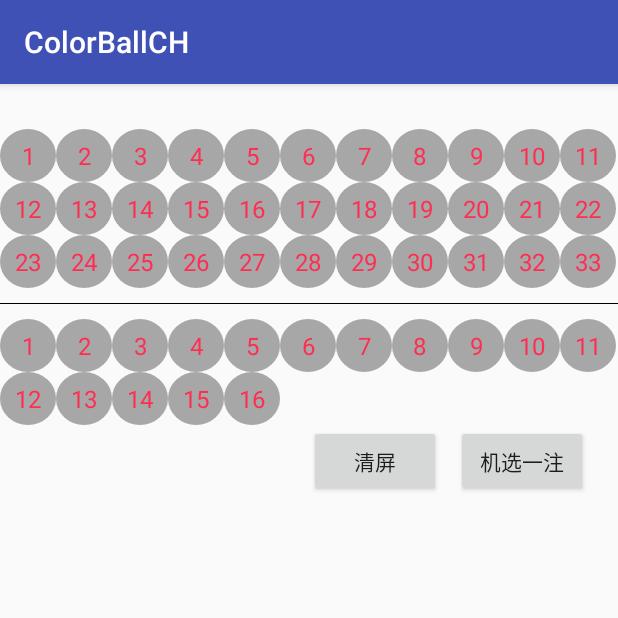
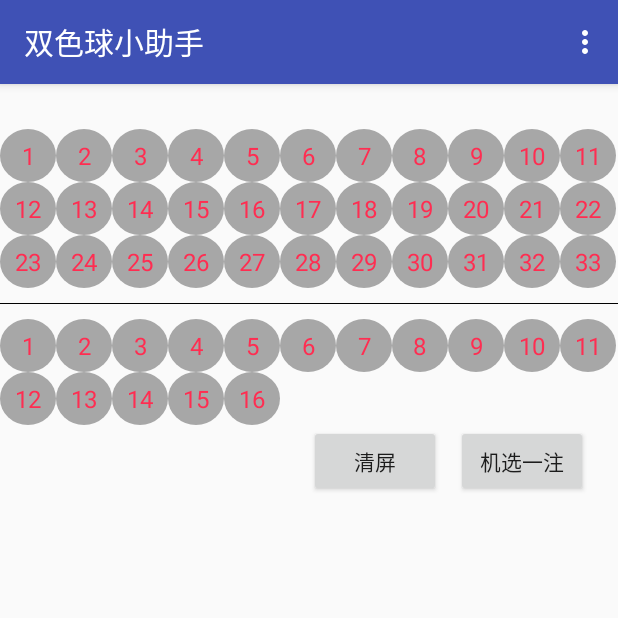
Before and after one commit to zane618/ColorBallCH, an Android app: the screen it shows after launch (MainActivity), on a phone screen of 412 x 824 dp, the top half of it. Run offline under Robolectric (Android 15) with nearby library versions, the phone set to English and light mode, and no system bars.

Commit message:
添加关于界面

```diff
--- a/app/src/main/AndroidManifest.xml
+++ b/app/src/main/AndroidManifest.xml
@@ -9,13 +9,16 @@
         android:roundIcon="@mipmap/ic_launcher_round"
         android:supportsRtl="true"
         android:theme="@style/AppTheme">
-        <activity android:name=".MainActivity">
+        <activity android:name=".MainActivity"
+            android:screenOrientation="portrait">
             <intent-filter>
                 <action android:name="android.intent.action.MAIN" />
 
                 <category android:name="android.intent.category.LAUNCHER" />
             </intent-filter>
         </activity>
+        <activity android:name=".about.AboutActivity"
+            android:screenOrientation="portrait"/>
     </application>
 
 </manifest>
--- a/app/src/main/java/com/zane/colorballch/MainActivity.java
+++ b/app/src/main/java/com/zane/colorballch/MainActivity.java
@@ -1,15 +1,19 @@
 package com.zane.colorballch;
 
+import android.content.Intent;
 import android.support.v7.app.AppCompatActivity;
 import android.os.Bundle;
 import android.support.v7.widget.RecyclerView;
 import android.text.TextUtils;
+import android.view.Menu;
+import android.view.MenuItem;
 import android.view.View;
 import android.widget.AdapterView;
 import android.widget.Button;
 import android.widget.GridView;
 import android.widget.TextView;
 
+import com.zane.colorballch.about.AboutActivity;
 import com.zane.colorballch.adapter.RedAdapter;
 import com.zane.colorballch.adapter.ResultAdapter;
 import com.zane.colorballch.base.BaseActivity;
@@ -33,6 +37,7 @@ public class MainActivity extends BaseActivity<MainView, MainPresenter> implemen
     }
 
     private void initviews() {
+        getSupportActionBar().setTitle("双色球小助手");
         presenter = getPresenter();
         redRec = (GridView) findViewById(R.id.red_rec);
         blueRec = (GridView) findViewById(R.id.blue_rec);
@@ -62,6 +67,22 @@ public class MainActivity extends BaseActivity<MainView, MainPresenter> implemen
             }
         });
         presenter.init();
+    }
+
+    @Override
+    public boolean onCreateOptionsMenu(Menu menu) {
+        getMenuInflater().inflate(R.menu.main_activity_actions, menu);
+        return true;
+    }
+
+    @Override
+    public boolean onOptionsItemSelected(MenuItem item) {
+        switch (item.getItemId()) {
+            case R.id.action_about:
+                    startActivity(new Intent(MainActivity.this, AboutActivity.class));
+                return true;
+        }
+        return super.onOptionsItemSelected(item);
     }
 
     @Override
--- /dev/null
+++ b/app/src/main/res/layout/activity_about.xml
@@ -0,0 +1,6 @@
+<?xml version="1.0" encoding="utf-8"?>
+<LinearLayout xmlns:android="http://schemas.android.com/apk/res/android"
+    android:orientation="vertical" android:layout_width="match_parent"
+    android:layout_height="match_parent">
+
+</LinearLayout>
--- /dev/null
+++ b/app/src/main/res/menu/main_activity_actions.xml
@@ -0,0 +1,6 @@
+<?xml version="1.0" encoding="utf-8"?>
+<menu xmlns:android="http://schemas.android.com/apk/res/android">
+    <item
+        android:id="@+id/action_about"
+        android:title="关于"/>
+</menu>
```
Also changed, not shown: app/src/main/java/com/zane/colorballch/about/AboutActivity.java (added, +39 -0 lines).
